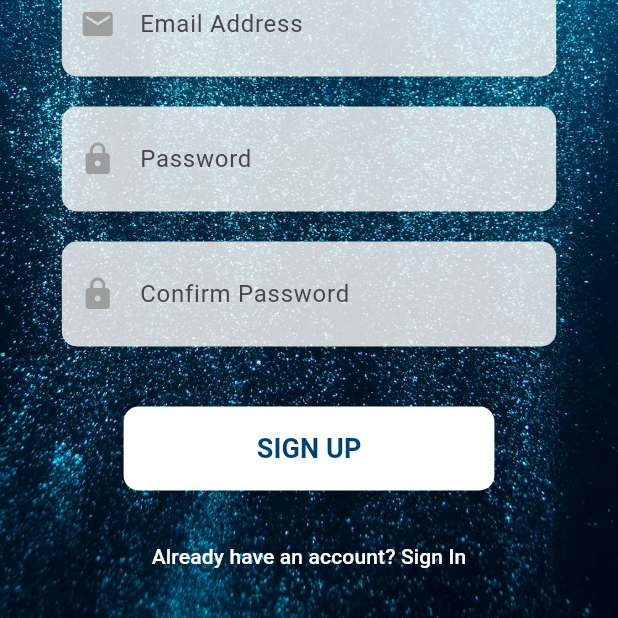
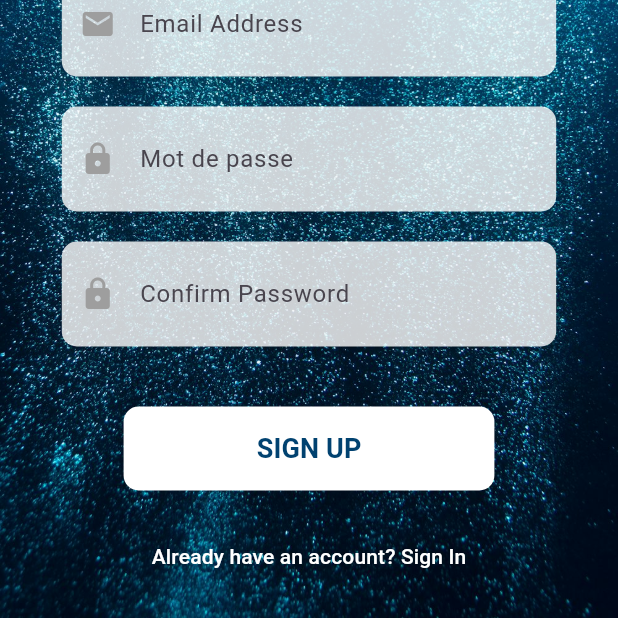
Before and after one commit to Walid0077/myMarinova, a Flutter app: the SignUp screen opened directly, on a phone screen of 412 x 824 dp, the part 618-1236 px from its top. Run offline on Flutter 3.47's test engine with Material 3 defaults, Android fonts, the phone set to English and light mode, and no system bars.

Commit message:
chnaged password to mot de passe

```diff
--- a/lib/signup/signup_page.dart
+++ b/lib/signup/signup_page.dart
@@ -121,7 +121,7 @@ class _SignUpState extends State<SignUp> {
                   child: const TextField(
                     obscureText: true,
                     decoration: InputDecoration(
-                      labelText: "Password",
+                      labelText: "Mot de passe",
                       border: InputBorder.none,
                       prefixIcon: Icon(Icons.lock, color: Colors.grey),
                       contentPadding: EdgeInsets.symmetric(
```
